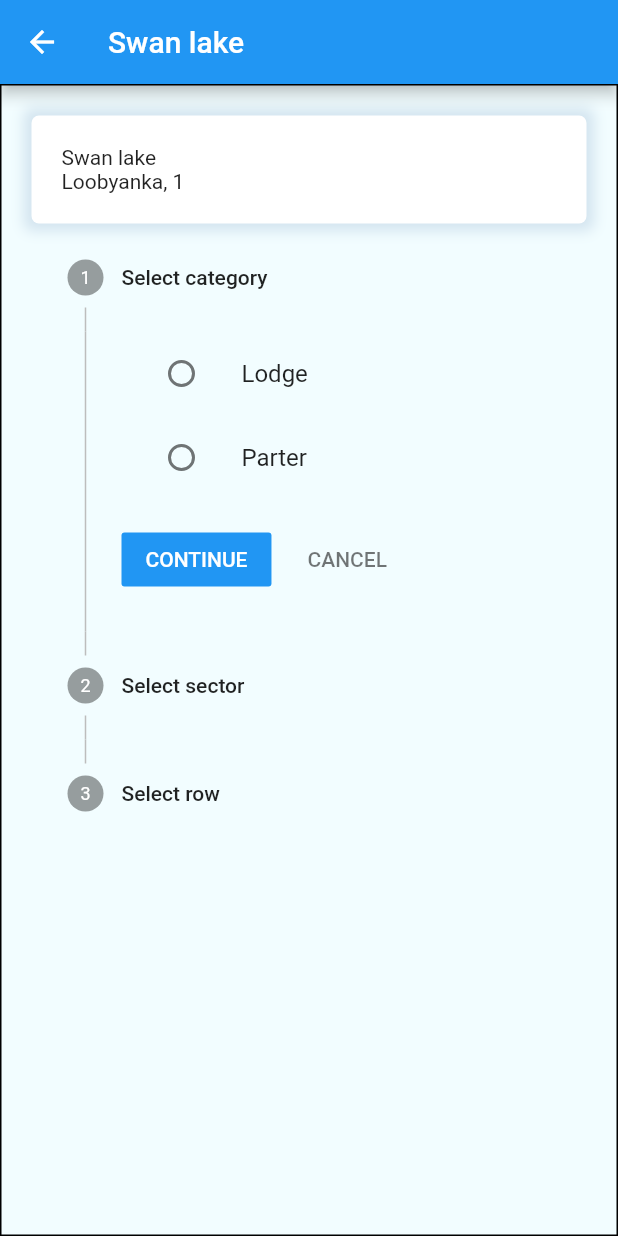
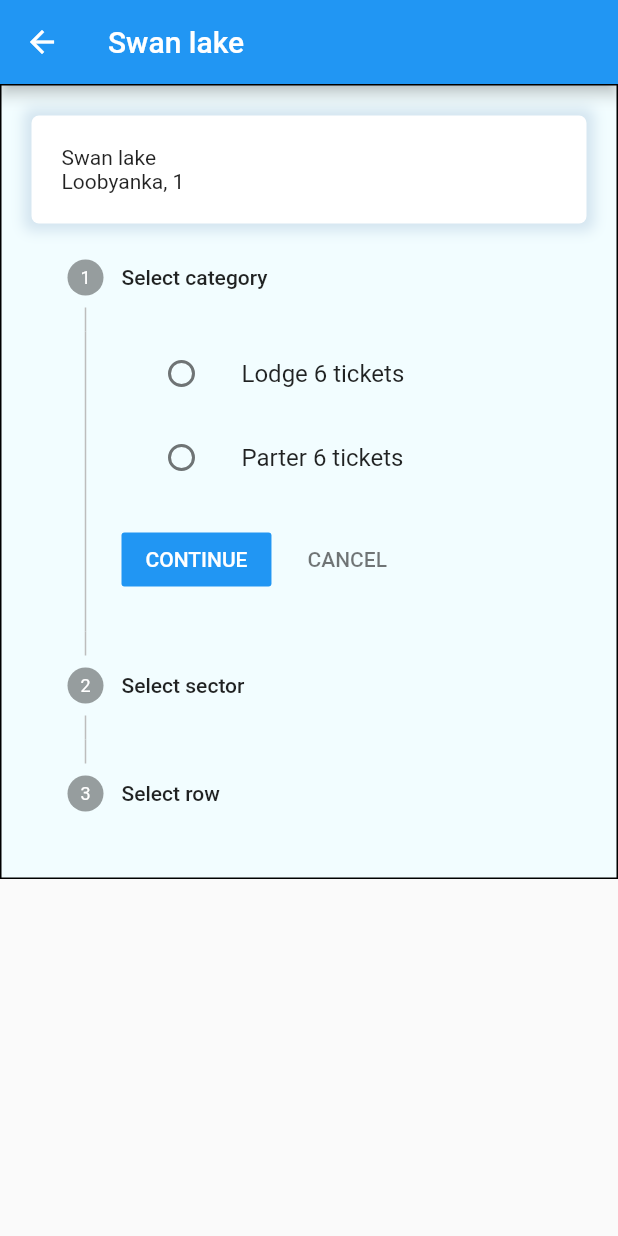
Before and after one commit to tickets-dao/mobile, a Flutter app: the EventsListScreen screen opened directly, after a tap on "tickets", on a phone screen of 412 x 824 dp. Run offline on Flutter 3.47's test engine with Material 2 defaults, Android fonts, the phone set to English and light mode, and no system bars; our stand-ins replace qr_flutter; missing offline and left inert: cryptography, dart:ffi, flutter_barcode_scanner.

Commit message:
added scroll-view to the event page. Added ticket counters in the stepper component

```diff
--- a/lib/components/event_order_stepper.dart
+++ b/lib/components/event_order_stepper.dart
@@ -21,21 +21,26 @@ class EventOrderStepperState extends State<EventOrderStepper> {
   @override
   Widget build(BuildContext context) {
     final tickets = widget.eventTickets;
-    final sectorsSet = Set.from(tickets.map((Ticket t) => t.sector));
-    List<int> sectors = [];
     Map<int, List<int>> rowsBySectors = {};
     Map<int, List<Ticket>> ticketsBySectors = {};
-    // final List<List<int>> _rowsBySectors
-    for (int sector in sectorsSet) {
-      sectors.add(sector);
-      if (!rowsBySectors.containsKey(sector)) {
-        ticketsBySectors.addAll({sector: []});
+
+    for (Ticket t in tickets) {
+      if (ticketsBySectors.containsKey(t.sector)) {
+        ticketsBySectors[t.sector]?.add(t);
+      } else {
+        ticketsBySectors.addAll({
+          t.sector: [t]
+        });
+      }
+      if (rowsBySectors.containsKey(t.sector)) {
+        rowsBySectors[t.sector]?.add(t.row);
+      } else {
+        rowsBySectors.addAll({
+          t.sector: [t.row]
+        });
       }
     }
-    for (Ticket t in widget.eventTickets) {
-      rowsBySectors[t.sector]?.add(t.row);
-      ticketsBySectors[t.sector]?.add(t);
-    }
+    List<int> sectors = [...ticketsBySectors.keys];
     return Stepper(
       currentStep: _stepIndex,
       onStepCancel: () {
@@ -63,7 +68,7 @@ class EventOrderStepperState extends State<EventOrderStepper> {
           content: Column(
             children: <Widget>[
               ListTile(
-                title: const Text('Lodge'),
+                title: Text('Lodge ${tickets.length} tickets'),
                 leading: Radio<TicketCategory>(
                   value: TicketCategory.lodge,
                   groupValue: _selectedCategory,
@@ -75,7 +80,7 @@ class EventOrderStepperState extends State<EventOrderStepper> {
                 ),
               ),
               ListTile(
-                title: const Text('Parter'),
+                title: Text('Parter ${tickets.length} tickets'),
                 leading: Radio<TicketCategory>(
                   value: TicketCategory.parter,
                   groupValue: _selectedCategory,
@@ -94,7 +99,8 @@ class EventOrderStepperState extends State<EventOrderStepper> {
             content: Column(
               children: <Widget>[
                 ...sectors.map((int s) => ListTile(
-                      title: Text('Sector $s'),
+                      title: Text(
+                          'Sector $s: ${ticketsBySectors[s]?.length ?? 0} tickets'),
                       leading: Radio<int>(
                           value: s,
                           groupValue: _selectedSector,
@@ -107,8 +113,8 @@ class EventOrderStepperState extends State<EventOrderStepper> {
               ],
             )),
         const Step(
-          title: const Text('Select row'),
-          content: const Text('awooga'),
+          title: Text('Select row'),
+          content: Text('awooga'),
         ),
       ],
     );
--- a/lib/screens/customer/event.dart
+++ b/lib/screens/customer/event.dart
@@ -23,7 +23,7 @@ class EventScreenState extends State<EventScreen> {
   void initState() {
     super.initState();
     service
-        .getTicketsByEvent(widget.event.id, TicketCategory.all, 2)
+        .getTicketsByEvent(widget.event.id, TicketCategory.all)
         .then((eventTickets) {
       setState(() {
         _eventTickets = eventTickets;
@@ -35,7 +35,8 @@ class EventScreenState extends State<EventScreen> {
   Widget build(BuildContext context) {
     return Scaffold(
       appBar: AppBar(title: Text(widget.event.name)),
-      body: Container(
+      body: SingleChildScrollView(
+        child: Container(
             decoration: BoxDecoration(
               border: Border.all(color: Colors.black),
               color: const Color.fromARGB(249, 242, 253, 255),
@@ -49,6 +50,7 @@ class EventScreenState extends State<EventScreen> {
                 EventOrderStepper(eventTickets: _eventTickets),
               ],
             )),
+      ),
     );
   }
 }
```
Also changed, not shown: lib/backend_service/mock_implementations/dao_service.impl.dart (+8 -10 lines). Lines whose indentation alone changed are shown as unchanged.
